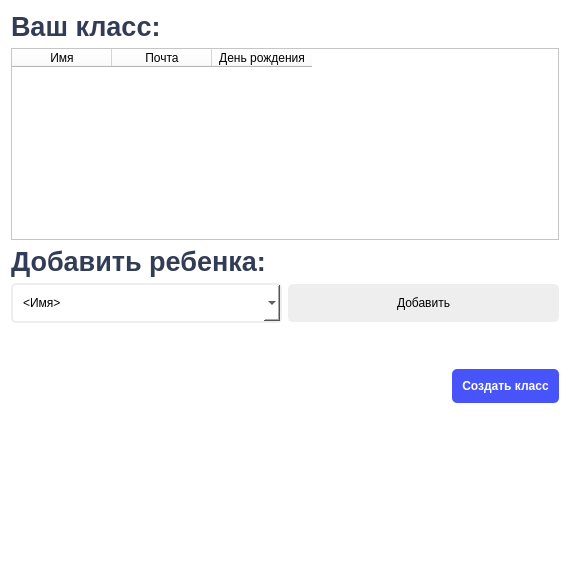
OCCCAS/Yandex, file ui/create_class.ui: the form before one commit.
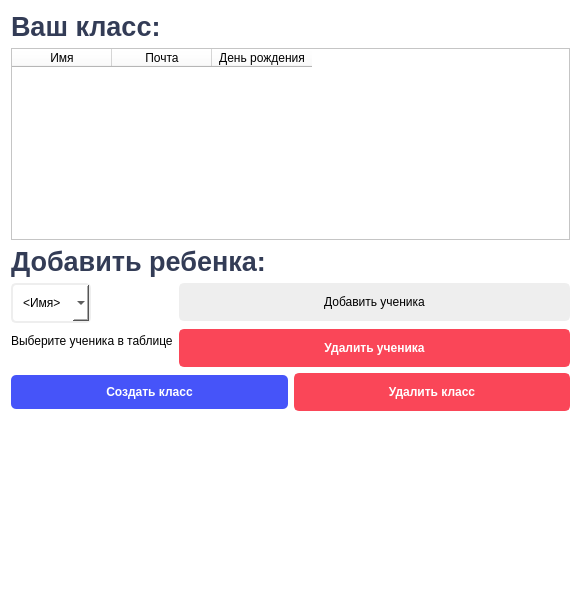
The form after the commit.

Commit message: build: created interface auto loading

What changed in the file:
```diff
--- a/ui/create_class.ui
+++ b/ui/create_class.ui
@@ -6,8 +6,8 @@
    <rect>
     <x>0</x>
     <y>0</y>
-    <width>570</width>
-    <height>585</height>
+    <width>581</width>
+    <height>590</height>
    </rect>
   </property>
   <property name="windowTitle">
@@ -38,6 +38,9 @@
      </item>
      <item>
       <widget class="QTableWidget" name="tbl_class">
+       <property name="textElideMode">
+        <enum>Qt::ElideMiddle</enum>
+       </property>
        <attribute name="horizontalHeaderCascadingSectionResizes">
         <bool>false</bool>
        </attribute>
@@ -76,8 +79,8 @@
       </widget>
      </item>
      <item>
-      <layout class="QHBoxLayout" name="horizontalLayout">
-       <item>
+      <layout class="QFormLayout" name="formLayout">
+       <item row="0" column="0">
         <widget class="QComboBox" name="cmb_name">
          <property name="styleSheet">
           <string notr="true">background-color: #ffffff;
@@ -95,8 +98,8 @@
          </item>
         </widget>
        </item>
-       <item>
-        <widget class="QPushButton" name="btn_add">
+       <item row="0" column="1">
+        <widget class="QPushButton" name="btn_add_people">
          <property name="font">
           <font>
            <weight>50</weight>
@@ -112,40 +115,47 @@
 </string>
          </property>
          <property name="text">
-          <string>Добавить</string>
+          <string>Добавить ученика</string>
          </property>
         </widget>
        </item>
-      </layout>
-     </item>
-     <item>
-      <spacer name="verticalSpacer">
-       <property name="orientation">
-        <enum>Qt::Vertical</enum>
-       </property>
-       <property name="sizeHint" stdset="0">
-        <size>
-         <width>20</width>
-         <height>40</height>
-        </size>
-       </property>
-      </spacer>
-     </item>
-     <item>
-      <layout class="QHBoxLayout" name="horizontalLayout_2">
-       <item>
-        <spacer name="horizontalSpacer">
-         <property name="orientation">
-          <enum>Qt::Horizontal</enum>
+       <item row="2" column="1">
+        <widget class="QPushButton" name="btn_del_people">
+         <property name="font">
+          <font>
+           <weight>75</weight>
+           <bold>true</bold>
+          </font>
+         </property>
+         <property name="styleSheet">
+          <string notr="true">background-color: #fa4658;
+border-radius: 5px;
+color: white;
+padding: 10px;
+border: 2px solid #fa4658;
+</string>
+         </property>
+         <property name="text">
+          <string>Удалить ученика</string>
+         </property>
+        </widget>
+       </item>
+       <item row="2" column="0">
+        <widget class="QLabel" name="label_3">
+         <property name="text">
+          <string>Выберите ученика в таблице</string>
          </property>
-         <property name="sizeHint" stdset="0">
-          <size>
-           <width>40</width>
-           <height>20</height>
-          </size>
-         </property>
-        </spacer>
+        </widget>
        </item>
+      </layout>
+     </item>
+     <item>
+      <layout class="QHBoxLayout" name="horizontalLayout_2"/>
+     </item>
+    </layout>
+   </item>
+   <item>
+    <layout class="QHBoxLayout" name="horizontalLayout">
        <item>
         <widget class="QPushButton" name="btn_create_class">
          <property name="font">
@@ -167,7 +177,26 @@
          </property>
         </widget>
        </item>
-      </layout>
+     <item>
+      <widget class="QPushButton" name="btn_del_class">
+       <property name="font">
+        <font>
+         <weight>75</weight>
+         <bold>true</bold>
+        </font>
+       </property>
+       <property name="styleSheet">
+        <string notr="true">background-color: #fa4658;
+border-radius: 5px;
+color: white;
+padding: 10px;
+border: 2px solid #fa4658;
+</string>
+       </property>
+       <property name="text">
+        <string>Удалить класс</string>
+       </property>
+      </widget>
      </item>
     </layout>
    </item>
```
Lines whose indentation alone changed are shown as unchanged. The commit also changes 5 other files.
